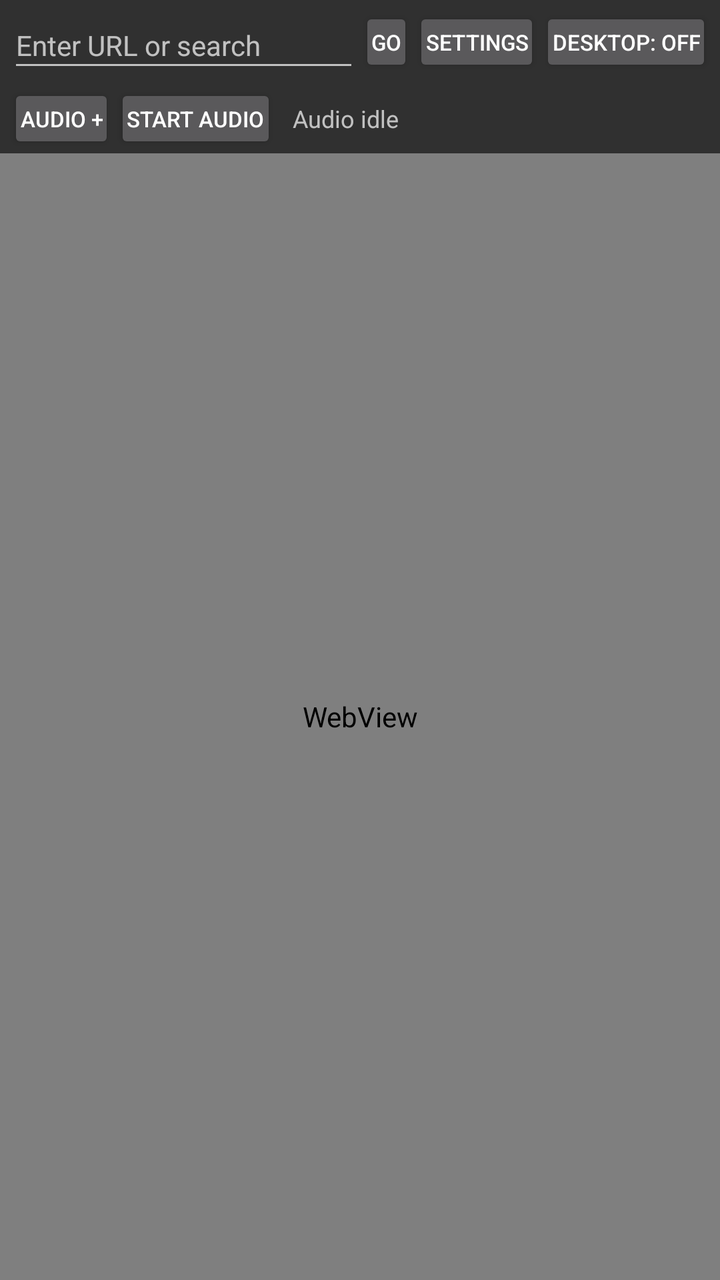
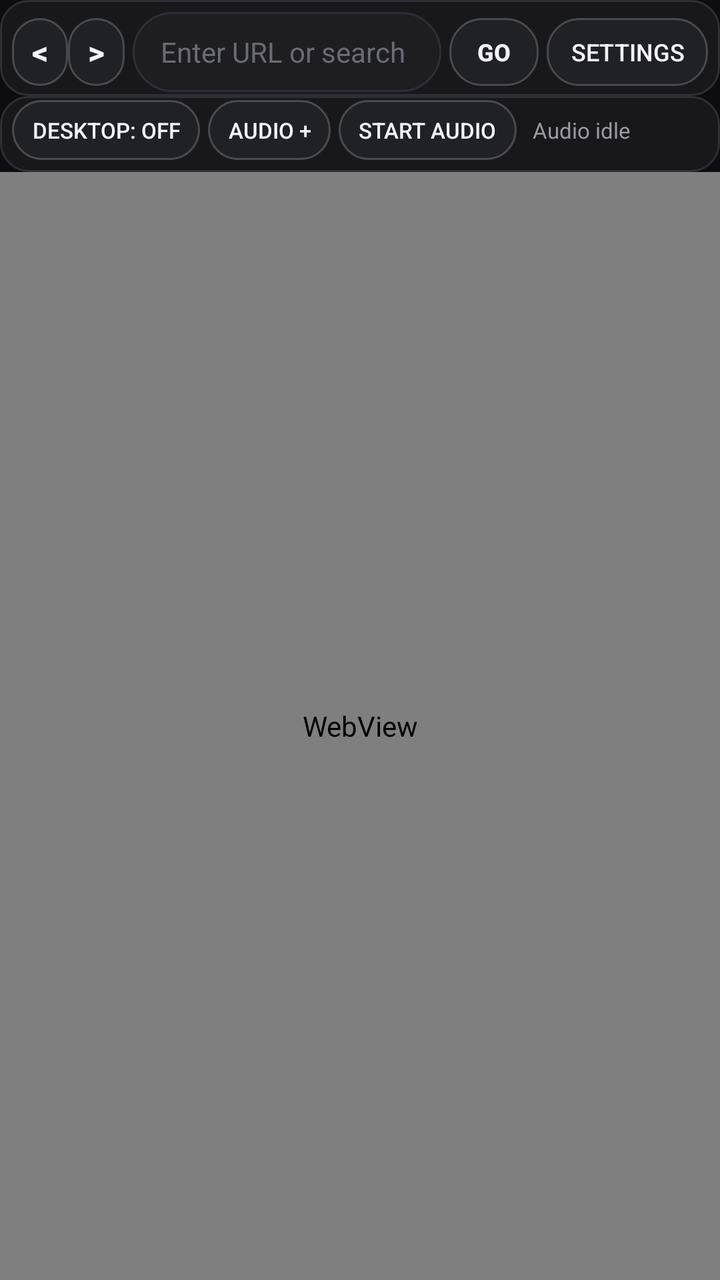

Compare the two renders of this Android layout. The source of the first and the diff that turns it into the second are given below.
<!-- AndroidManifest.xml: application theme Theme.AppCompat -->
<!-- res/layout/activity_main.xml -->
<LinearLayout
    xmlns:android="http://schemas.android.com/apk/res/android"
    android:layout_width="match_parent"
    android:layout_height="match_parent"
    android:orientation="vertical">

    <LinearLayout
        android:layout_width="match_parent"
        android:layout_height="wrap_content"
        android:gravity="center_vertical"
        android:orientation="horizontal"
        android:paddingStart="4dp"
        android:paddingEnd="4dp"
        android:paddingTop="1dp"
        android:paddingBottom="1dp">

        <EditText
            android:id="@+id/address_bar"
            android:layout_width="0dp"
            android:layout_height="wrap_content"
            android:layout_weight="1"
            android:hint="Enter URL or search"
            android:imeOptions="actionGo"
            android:inputType="text"
            android:maxLines="1"
            android:singleLine="true"
            android:textSize="14sp"
            android:minHeight="40dp" />

        <Button
            android:id="@+id/btn_go"
            android:layout_width="wrap_content"
            android:layout_height="wrap_content"
            android:minWidth="0dp"
            android:minHeight="0dp"
            android:paddingStart="6dp"
            android:paddingEnd="6dp"
            android:text="Go"
            android:textSize="11sp" />

        <Button
            android:id="@+id/btn_settings"
            android:layout_width="wrap_content"
            android:layout_height="wrap_content"
            android:minWidth="0dp"
            android:minHeight="0dp"
            android:paddingStart="6dp"
            android:paddingEnd="6dp"
            android:text="Settings"
            android:textSize="11sp" />

        <Button
            android:id="@+id/btn_desktop_site"
            android:layout_width="wrap_content"
            android:layout_height="wrap_content"
            android:minWidth="0dp"
            android:minHeight="0dp"
            android:paddingStart="6dp"
            android:paddingEnd="6dp"
            android:text="Desktop: OFF"
            android:textSize="11sp" />

    </LinearLayout>

    <LinearLayout
        android:id="@+id/audio_panel_header"
        android:layout_width="match_parent"
        android:layout_height="wrap_content"
        android:gravity="center_vertical"
        android:orientation="horizontal"
        android:minHeight="34dp"
        android:paddingStart="4dp"
        android:paddingEnd="4dp">

        <Button
            android:id="@+id/btn_audio_panel_toggle"
            android:layout_width="wrap_content"
            android:layout_height="wrap_content"
            android:minWidth="0dp"
            android:minHeight="0dp"
            android:paddingStart="6dp"
            android:paddingEnd="6dp"
            android:text="Audio +"
            android:textSize="11sp" />

        <Button
            android:id="@+id/btn_audio"
            android:layout_width="wrap_content"
            android:layout_height="wrap_content"
            android:minWidth="0dp"
            android:minHeight="0dp"
            android:paddingStart="6dp"
            android:paddingEnd="6dp"
            android:text="Start audio"
            android:textSize="11sp" />

        <TextView
            android:id="@+id/audio_status"
            android:layout_width="0dp"
            android:layout_height="wrap_content"
            android:layout_weight="1"
            android:paddingStart="8dp"
            android:text="Audio idle"
            android:textSize="12sp" />
    </LinearLayout>

    <LinearLayout
        android:id="@+id/audio_controls"
        android:layout_width="match_parent"
        android:layout_height="wrap_content"
        android:gravity="center_vertical"
        android:orientation="horizontal"
        android:visibility="gone"
        android:paddingStart="4dp"
        android:paddingEnd="4dp">

        <TextView
            android:layout_width="wrap_content"
            android:layout_height="wrap_content"
            android:text="Mic"
            android:textSize="11sp" />

        <Spinner
            android:id="@+id/input_device_spinner"
            android:layout_width="0dp"
            android:layout_height="wrap_content"
            android:layout_weight="1" />

        <TextView
            android:layout_width="wrap_content"
            android:layout_height="wrap_content"
            android:paddingStart="6dp"
            android:text="Out"
            android:textSize="11sp" />

        <Spinner
            android:id="@+id/output_device_spinner"
            android:layout_width="0dp"
            android:layout_height="wrap_content"
            android:layout_weight="1" />
    </LinearLayout>

    <LinearLayout
        android:layout_width="match_parent"
        android:layout_height="wrap_content"
        android:gravity="center_vertical"
        android:orientation="horizontal">

        <ProgressBar
            android:id="@+id/page_progress"
            style="?android:attr/progressBarStyleHorizontal"
            android:layout_width="0dp"
            android:layout_height="3dp"
            android:layout_weight="1"
            android:max="100"
            android:visibility="gone" />

        <TextView
            android:id="@+id/progress_text"
            android:layout_width="wrap_content"
            android:layout_height="wrap_content"
            android:paddingStart="4dp"
            android:paddingEnd="4dp"
            android:text="0%"
            android:textSize="10sp"
            android:visibility="gone" />
    </LinearLayout>

    <WebView
        android:id="@+id/webView"
        android:layout_width="match_parent"
        android:layout_height="0dp"
        android:layout_weight="1"
        android:focusable="true"
        android:focusableInTouchMode="true" />
</LinearLayout>
<!-- resources referenced by this layout -->
<resources>

</resources>

<!-- the commit's change to res/layout/activity_main.xml (unified diff, before → after) -->
@@ -2,128 +2,198 @@
     xmlns:android="http://schemas.android.com/apk/res/android"
     android:layout_width="match_parent"
     android:layout_height="match_parent"
+    android:background="#0D0D11"
     android:orientation="vertical">
 
-    <LinearLayout
-        android:layout_width="match_parent"
-        android:layout_height="wrap_content"
+    
+    <LinearLayout
+        android:id="@+id/toolbar_row1"
+        android:layout_width="match_parent"
+        android:layout_height="wrap_content"
+        android:background="@drawable/bg_glass_panel"
         android:gravity="center_vertical"
         android:orientation="horizontal"
-        android:paddingStart="4dp"
-        android:paddingEnd="4dp"
-        android:paddingTop="1dp"
-        android:paddingBottom="1dp">
+        android:paddingStart="6dp"
+        android:paddingTop="6dp"
+        android:paddingEnd="6dp"
+        android:paddingBottom="2dp">
+
+        <Button
+            android:id="@+id/btn_back"
+            style="?attr/borderlessButtonStyle"
+            android:layout_width="wrap_content"
+            android:layout_height="34dp"
+            android:background="@drawable/ripple_pill"
+            android:minWidth="0dp"
+            android:minHeight="0dp"
+            android:paddingStart="10dp"
+            android:paddingEnd="10dp"
+            android:text="&lt;"
+            android:textColor="#F2F2F7"
+            android:textSize="16sp"
+            android:textStyle="bold" />
+
+        <Button
+            android:id="@+id/btn_forward"
+            style="?attr/borderlessButtonStyle"
+            android:layout_width="wrap_content"
+            android:layout_height="34dp"
+            android:background="@drawable/ripple_pill"
+            android:minWidth="0dp"
+            android:minHeight="0dp"
+            android:paddingStart="10dp"
+            android:paddingEnd="10dp"
+            android:text="&gt;"
+            android:textColor="#F2F2F7"
+            android:textSize="16sp"
+            android:textStyle="bold" />
 
         <EditText
             android:id="@+id/address_bar"
             android:layout_width="0dp"
-            android:layout_height="wrap_content"
+            android:layout_height="40dp"
+            android:layout_marginStart="4dp"
+            android:layout_marginEnd="4dp"
             android:layout_weight="1"
+            android:background="@drawable/ripple_url_input"
             android:hint="Enter URL or search"
             android:imeOptions="actionGo"
-            android:inputType="text"
+            android:inputType="textUri"
             android:maxLines="1"
+            android:paddingStart="14dp"
+            android:paddingEnd="14dp"
             android:singleLine="true"
-            android:textSize="14sp"
-            android:minHeight="40dp" />
+            android:textColor="#F2F2F7"
+            android:textColorHint="#6B6B76"
+            android:textSize="14sp" />
 
         <Button
             android:id="@+id/btn_go"
-            android:layout_width="wrap_content"
-            android:layout_height="wrap_content"
-            android:minWidth="0dp"
-            android:minHeight="0dp"
-            android:paddingStart="6dp"
-            android:paddingEnd="6dp"
-            android:text="Go"
-            android:textSize="11sp" />
+            style="?attr/borderlessButtonStyle"
+            android:layout_width="wrap_content"
+            android:layout_height="34dp"
+            android:background="@drawable/ripple_pill"
+            android:minWidth="0dp"
+            android:minHeight="0dp"
+            android:paddingStart="14dp"
+            android:paddingEnd="14dp"
+            android:text="GO"
+            android:textColor="#F2F2F7"
+            android:textSize="12sp"
+            android:textStyle="bold" />
 
         <Button
             android:id="@+id/btn_settings"
-            android:layout_width="wrap_content"
-            android:layout_height="wrap_content"
-            android:minWidth="0dp"
-            android:minHeight="0dp"
-            android:paddingStart="6dp"
-            android:paddingEnd="6dp"
+            style="?attr/borderlessButtonStyle"
+            android:layout_width="wrap_content"
+            android:layout_height="34dp"
+            android:layout_marginStart="4dp"
+            android:background="@drawable/ripple_pill"
+            android:minWidth="0dp"
+            android:minHeight="0dp"
+            android:paddingStart="12dp"
+            android:paddingEnd="12dp"
             android:text="Settings"
-            android:textSize="11sp" />
+            android:textColor="#F2F2F7"
+            android:textSize="12sp" />
+    </LinearLayout>
+
+    
+    <LinearLayout
+        android:id="@+id/toolbar_row2"
+        android:layout_width="match_parent"
+        android:layout_height="wrap_content"
+        android:background="@drawable/bg_glass_panel"
+        android:gravity="center_vertical"
+        android:orientation="horizontal"
+        android:paddingStart="6dp"
+        android:paddingTop="2dp"
+        android:paddingEnd="6dp"
+        android:paddingBottom="6dp">
 
         <Button
             android:id="@+id/btn_desktop_site"
-            android:layout_width="wrap_content"
-            android:layout_height="wrap_content"
-            android:minWidth="0dp"
-            android:minHeight="0dp"
-            android:paddingStart="6dp"
-            android:paddingEnd="6dp"
+            style="?attr/borderlessButtonStyle"
+            android:layout_width="wrap_content"
+            android:layout_height="30dp"
+            android:background="@drawable/ripple_pill_selectable"
+            android:minWidth="0dp"
+            android:minHeight="0dp"
+            android:paddingStart="10dp"
+            android:paddingEnd="10dp"
             android:text="Desktop: OFF"
-            android:textSize="11sp" />
-
-    </LinearLayout>
-
-    <LinearLayout
-        android:id="@+id/audio_panel_header"
-        android:layout_width="match_parent"
-        android:layout_height="wrap_content"
+            android:textColor="#F2F2F7"
+            android:textSize="11sp" />
+
+        <Button
+            android:id="@+id/btn_audio_panel_toggle"
+            style="?attr/borderlessButtonStyle"
+            android:layout_width="wrap_content"
+            android:layout_height="30dp"
+            android:layout_marginStart="4dp"
+            android:background="@drawable/ripple_pill_selectable"
+            android:minWidth="0dp"
+            android:minHeight="0dp"
+            android:paddingStart="10dp"
+            android:paddingEnd="10dp"
+            android:text="Audio +"
+            android:textColor="#F2F2F7"
+            android:textSize="11sp" />
+
+        <Button
+            android:id="@+id/btn_audio"
+            style="?attr/borderlessButtonStyle"
+            android:layout_width="wrap_content"
+            android:layout_height="30dp"
+            android:layout_marginStart="4dp"
+            android:background="@drawable/ripple_pill_selectable"
+            android:minWidth="0dp"
+            android:minHeight="0dp"
+            android:paddingStart="10dp"
+            android:paddingEnd="10dp"
+            android:text="Start audio"
+            android:textColor="#F2F2F7"
+            android:textSize="11sp" />
+
+        <TextView
+            android:id="@+id/audio_status"
+            android:layout_width="0dp"
+            android:layout_height="wrap_content"
+            android:layout_weight="1"
+            android:ellipsize="end"
+            android:maxLines="1"
+            android:paddingStart="8dp"
+            android:paddingEnd="4dp"
+            android:text="Audio idle"
+            android:textColor="#9A9AA5"
+            android:textSize="11sp" />
+    </LinearLayout>
+
+    
+    <LinearLayout
+        android:id="@+id/audio_controls"
+        android:layout_width="match_parent"
+        android:layout_height="wrap_content"
+        android:background="@drawable/bg_glass_panel"
         android:gravity="center_vertical"
         android:orientation="horizontal"
-        android:minHeight="34dp"
-        android:paddingStart="4dp"
-        android:paddingEnd="4dp">
-
-        <Button
-            android:id="@+id/btn_audio_panel_toggle"
-            android:layout_width="wrap_content"
-            android:layout_height="wrap_content"
-            android:minWidth="0dp"
-            android:minHeight="0dp"
-            android:paddingStart="6dp"
-            android:paddingEnd="6dp"
-            android:text="Audio +"
-            android:textSize="11sp" />
-
-        <Button
-            android:id="@+id/btn_audio"
-            android:layout_width="wrap_content"
-            android:layout_height="wrap_content"
-            android:minWidth="0dp"
-            android:minHeight="0dp"
-            android:paddingStart="6dp"
-            android:paddingEnd="6dp"
-            android:text="Start audio"
-            android:textSize="11sp" />
-
-        <TextView
-            android:id="@+id/audio_status"
-            android:layout_width="0dp"
-            android:layout_height="wrap_content"
-            android:layout_weight="1"
-            android:paddingStart="8dp"
-            android:text="Audio idle"
-            android:textSize="12sp" />
-    </LinearLayout>
-
-    <LinearLayout
-        android:id="@+id/audio_controls"
-        android:layout_width="match_parent"
-        android:layout_height="wrap_content"
-        android:gravity="center_vertical"
-        android:orientation="horizontal"
-        android:visibility="gone"
-        android:paddingStart="4dp"
-        android:paddingEnd="4dp">
+        android:paddingStart="6dp"
+        android:paddingTop="4dp"
+        android:paddingEnd="6dp"
+        android:paddingBottom="4dp"
+        android:visibility="gone">
 
         <TextView
             android:layout_width="wrap_content"
             android:layout_height="wrap_content"
             android:text="Mic"
+            android:textColor="#9A9AA5"
             android:textSize="11sp" />
 
         <Spinner
             android:id="@+id/input_device_spinner"
             android:layout_width="0dp"
-            android:layout_height="wrap_content"
+            android:layout_height="34dp"
             android:layout_weight="1" />
 
         <TextView
@@ -131,15 +201,17 @@
             android:layout_height="wrap_content"
             android:paddingStart="6dp"
             android:text="Out"
+            android:textColor="#9A9AA5"
             android:textSize="11sp" />
 
         <Spinner
             android:id="@+id/output_device_spinner"
             android:layout_width="0dp"
-            android:layout_height="wrap_content"
+            android:layout_height="34dp"
             android:layout_weight="1" />
     </LinearLayout>
 
+    
     <LinearLayout
         android:layout_width="match_parent"
         android:layout_height="wrap_content"
@@ -162,6 +234,7 @@
             android:paddingStart="4dp"
             android:paddingEnd="4dp"
             android:text="0%"
+            android:textColor="#9A9AA5"
             android:textSize="10sp"
             android:visibility="gone" />
     </LinearLayout>
<!-- resource entries referenced after the edit -->
@@ -1,5 +1,68 @@
 <!-- resources referenced by this layout -->
 <resources>
-
+  <!-- drawable bg_glass_panel (drawable) -->
+  <?xml version="1.0" encoding="utf-8"?>
+  <shape xmlns:android="http://schemas.android.com/apk/res/android" android:shape="rectangle">
+      <solid android:color="#D91A1A1E" />
+      <stroke android:width="1dp" android:color="#2E2E38" />
+      <corners android:radius="14dp" />
+  </shape>
+  <!-- drawable ripple_pill (drawable) -->
+  <?xml version="1.0" encoding="utf-8"?>
+  <ripple xmlns:android="http://schemas.android.com/apk/res/android"
+      android:color="#33FFFFFF">
+      <item android:drawable="@drawable/bg_pill_button" />
+  </ripple>
+  <!-- drawable ripple_pill_selectable (drawable) -->
+  <?xml version="1.0" encoding="utf-8"?>
+  <ripple xmlns:android="http://schemas.android.com/apk/res/android"
+      android:color="#33FFFFFF">
+      <item>
+          <selector>
+              <item android:state_selected="true" android:drawable="@drawable/bg_pill_button_active" />
+              <item android:drawable="@drawable/bg_pill_button" />
+          </selector>
+      </item>
+  </ripple>
+  <!-- drawable ripple_url_input (drawable) -->
+  <?xml version="1.0" encoding="utf-8"?>
+  <ripple xmlns:android="http://schemas.android.com/apk/res/android"
+      android:color="#33FFFFFF">
+      <item android:drawable="@drawable/bg_url_input" />
+  </ripple>
+  <style name="Theme.WebViewTemplate" parent="Theme.AppCompat">
+          <item name="android:popupMenuStyle">@style/GlassPopupMenu</item>
+          <item name="popupMenuStyle">@style/GlassPopupMenu</item>
+          <item name="android:textAppearanceSmallPopupMenu">@style/GlassPopupText</item>
+          <item name="android:textAppearanceLargePopupMenu">@style/GlassPopupText</item>
+      </style>
+  <!-- drawable bg_pill_button (drawable) -->
+  <?xml version="1.0" encoding="utf-8"?>
+  <shape xmlns:android="http://schemas.android.com/apk/res/android" android:shape="rectangle">
+      <solid android:color="#662E2E38" />
+      <stroke android:width="1dp" android:color="#33FFFFFF" />
+      <corners android:radius="16dp" />
+  </shape>
+  <!-- drawable bg_pill_button_active (drawable) -->
+  <?xml version="1.0" encoding="utf-8"?>
+  <shape xmlns:android="http://schemas.android.com/apk/res/android" android:shape="rectangle">
+      <solid android:color="#4033D17A" />
+      <stroke android:width="1dp" android:color="#6633D17A" />
+      <corners android:radius="16dp" />
+  </shape>
+  <!-- drawable bg_url_input (drawable) -->
+  <?xml version="1.0" encoding="utf-8"?>
+  <shape xmlns:android="http://schemas.android.com/apk/res/android" android:shape="rectangle">
+      <solid android:color="#80232329" />
+      <stroke android:width="1dp" android:color="#2E2E38" />
+      <corners android:radius="20dp" />
+  </shape>
+  <style name="GlassPopupMenu" parent="Widget.AppCompat.PopupMenu">
+          <item name="android:popupBackground">#F01A1A1E</item>
+          <item name="android:textColor">#F2F2F7</item>
+      </style>
+  <style name="GlassPopupText" parent="TextAppearance.AppCompat.Widget.PopupMenu.Small">
+          <item name="android:textColor">#F2F2F7</item>
+      </style>
 </resources>
 
